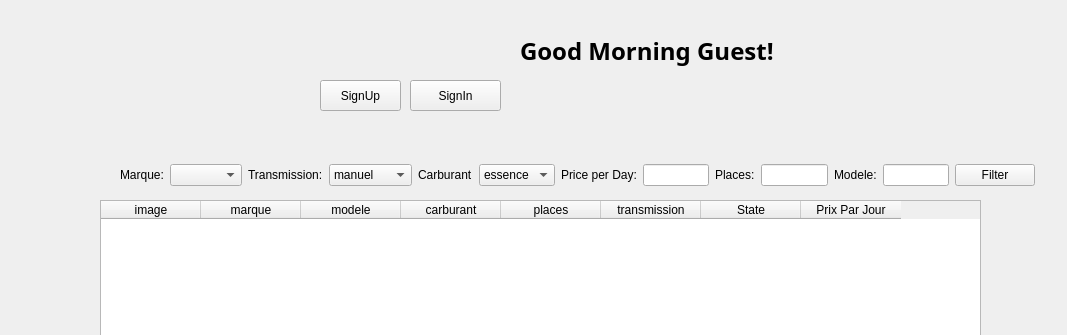
Qt form UI/tabw.ui (Rolerdxx/Car-Rental) before a commit; both pictures show x 0 to 1067 and y 0 to 335 of the 1067 by 600 pixel window.
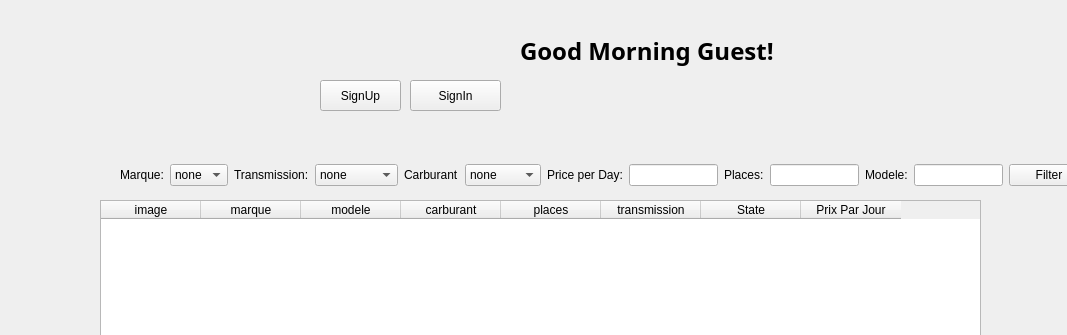
The same form after that commit. Icons and pictures are not drawn.

```diff
--- a/UI/tabw.ui
+++ b/UI/tabw.ui
@@ -131,7 +131,7 @@
     <rect>
      <x>120</x>
      <y>160</y>
-     <width>915</width>
+     <width>969</width>
      <height>30</height>
     </rect>
    </property>
@@ -144,7 +144,13 @@
      </widget>
     </item>
     <item>
-     <widget class="QComboBox" name="comboBox"/>
+     <widget class="QComboBox" name="marque">
+      <item>
+       <property name="text">
+        <string>none</string>
+       </property>
+      </item>
+     </widget>
     </item>
     <item>
      <widget class="QLabel" name="label_3">
@@ -154,7 +160,12 @@
      </widget>
     </item>
     <item>
-     <widget class="QComboBox" name="comboBox_2">
+     <widget class="QComboBox" name="transmission">
+      <item>
+       <property name="text">
+        <string>none</string>
+       </property>
+      </item>
       <item>
        <property name="text">
         <string>manuel</string>
@@ -175,7 +186,12 @@
      </widget>
     </item>
     <item>
-     <widget class="QComboBox" name="comboBox_3">
+     <widget class="QComboBox" name="carburant">
+      <item>
+       <property name="text">
+        <string>none</string>
+       </property>
+      </item>
       <item>
        <property name="text">
         <string>essence</string>
```
Left out of the diff: 24 changed lines with no effect on the pictures.
